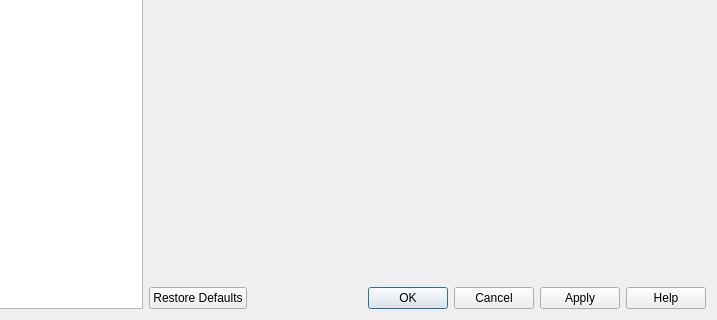
BALL-Project/ball, file source/VIEW/DIALOGS/preferences.ui: the form before one commit; both pictures show x 124 to 841 and y 167 to 487 of the 841 by 487 pixel window.
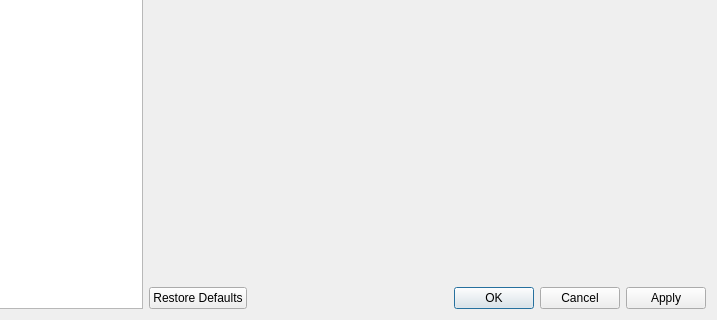
The form after the commit.

Commit message: [VIEW] DEPRECATE and drop help system The help system has been outdated and abandoned for years. Let's keep the documentation consistent and centralized online.

```diff
--- a/source/VIEW/DIALOGS/preferences.ui
+++ b/source/VIEW/DIALOGS/preferences.ui
@@ -65,7 +65,7 @@
      <item>
       <widget class="QDialogButtonBox" name="buttonBox">
        <property name="standardButtons">
-        <set>QDialogButtonBox::Apply|QDialogButtonBox::Cancel|QDialogButtonBox::Help|QDialogButtonBox::Ok|QDialogButtonBox::RestoreDefaults</set>
+        <set>QDialogButtonBox::Apply|QDialogButtonBox::Cancel|QDialogButtonBox::Ok|QDialogButtonBox::RestoreDefaults</set>
        </property>
       </widget>
      </item>
```
Left out of the diff: 17 changed lines with no effect on the pictures. The commit also changes 41 other files.
